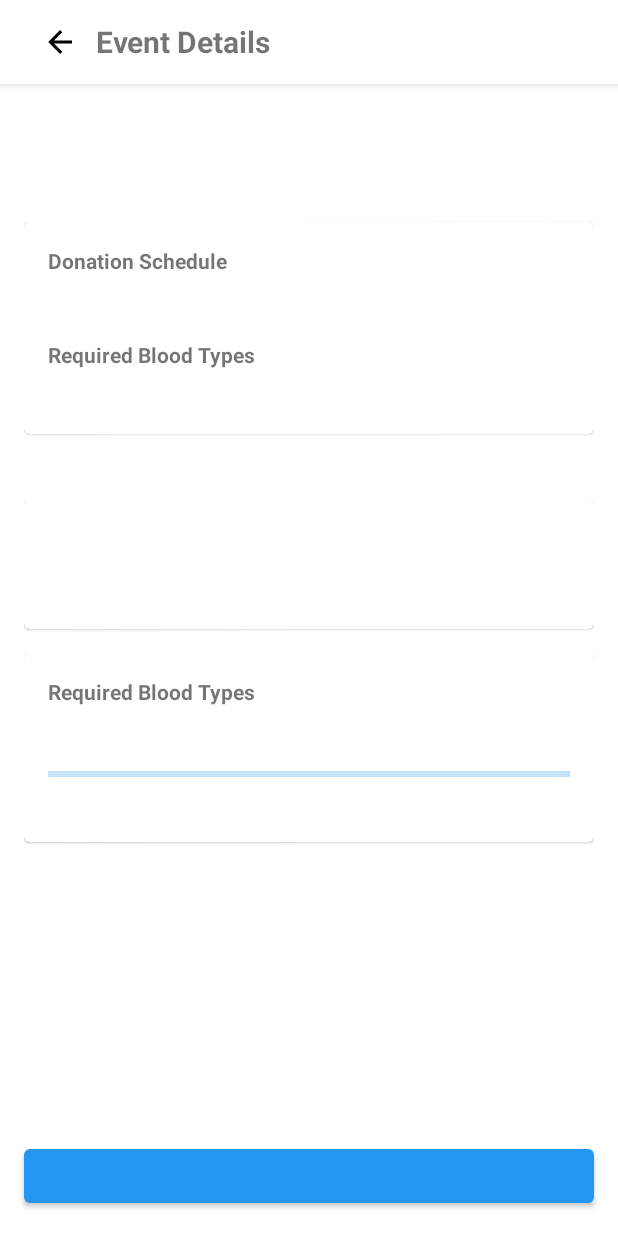
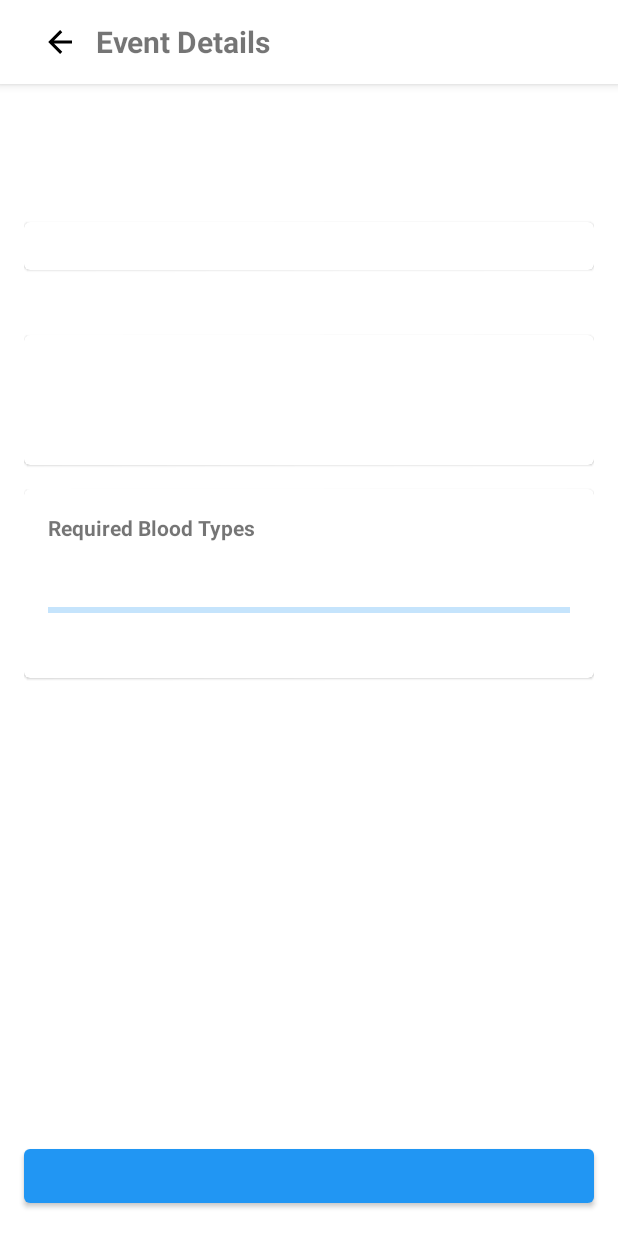
Before and after one commit to Alakinnn/blood-donor, an Android app: the EventDetailsActivity screen opened directly, with no data from a screen before it, on a phone screen of 412 x 824 dp. Run offline under Robolectric (Android 15) with nearby library versions, the phone set to English and light mode, and no system bars; 1 statement that could not run was skipped.

Commit message:
fix Ui errors

```diff
--- a/app/src/main/res/layout/activity_event_details.xml
+++ b/app/src/main/res/layout/activity_event_details.xml
@@ -75,31 +75,6 @@
                     android:layout_height="wrap_content"
                     android:orientation="vertical"
                     android:padding="16dp">
-
-                    <com.google.android.material.textview.MaterialTextView
-                        android:layout_width="match_parent"
-                        android:layout_height="wrap_content"
-                        android:text="Donation Schedule"
-                        android:textStyle="bold" />
-
-                    <com.google.android.material.textview.MaterialTextView
-                        android:id="@+id/donationSchedule"
-                        android:layout_width="match_parent"
-                        android:layout_height="wrap_content"
-                        android:layout_marginTop="8dp" />
-
-                    <com.google.android.material.textview.MaterialTextView
-                        android:layout_width="match_parent"
-                        android:layout_height="wrap_content"
-                        android:layout_marginTop="16dp"
-                        android:text="Required Blood Types"
-                        android:textStyle="bold" />
-
-                    <com.google.android.material.textview.MaterialTextView
-                        android:id="@+id/requiredBloodTypes"
-                        android:layout_width="match_parent"
-                        android:layout_height="wrap_content"
-                        android:layout_marginTop="8dp" />
                 </LinearLayout>
             </com.google.android.material.card.MaterialCardView>
 
```
